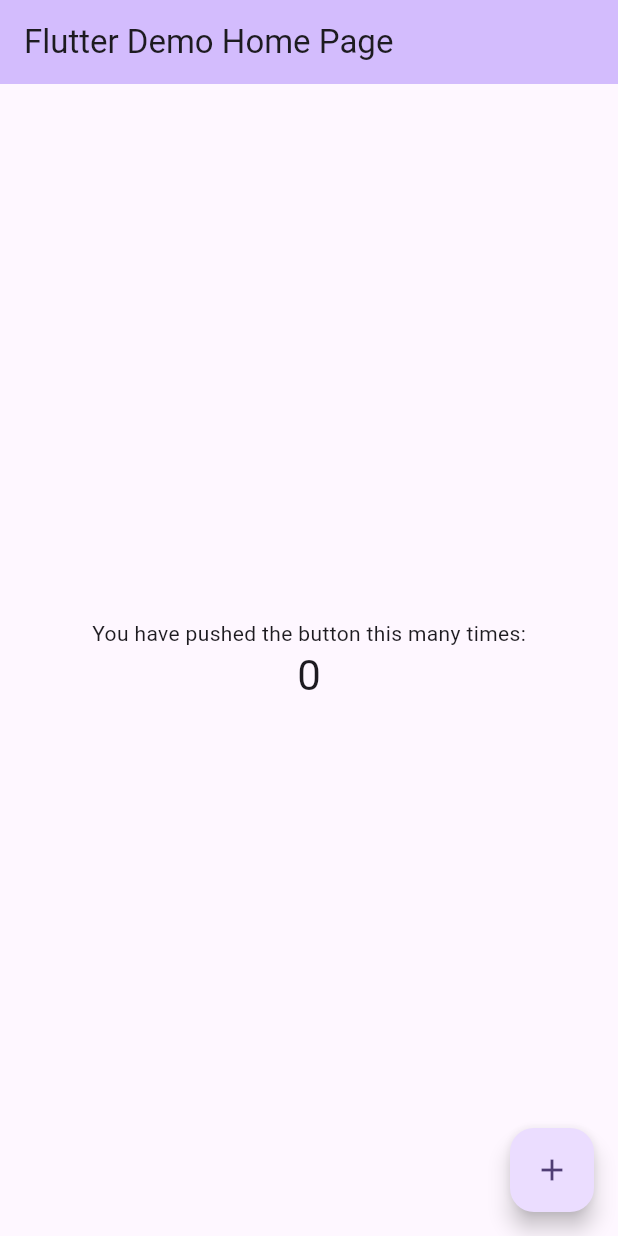
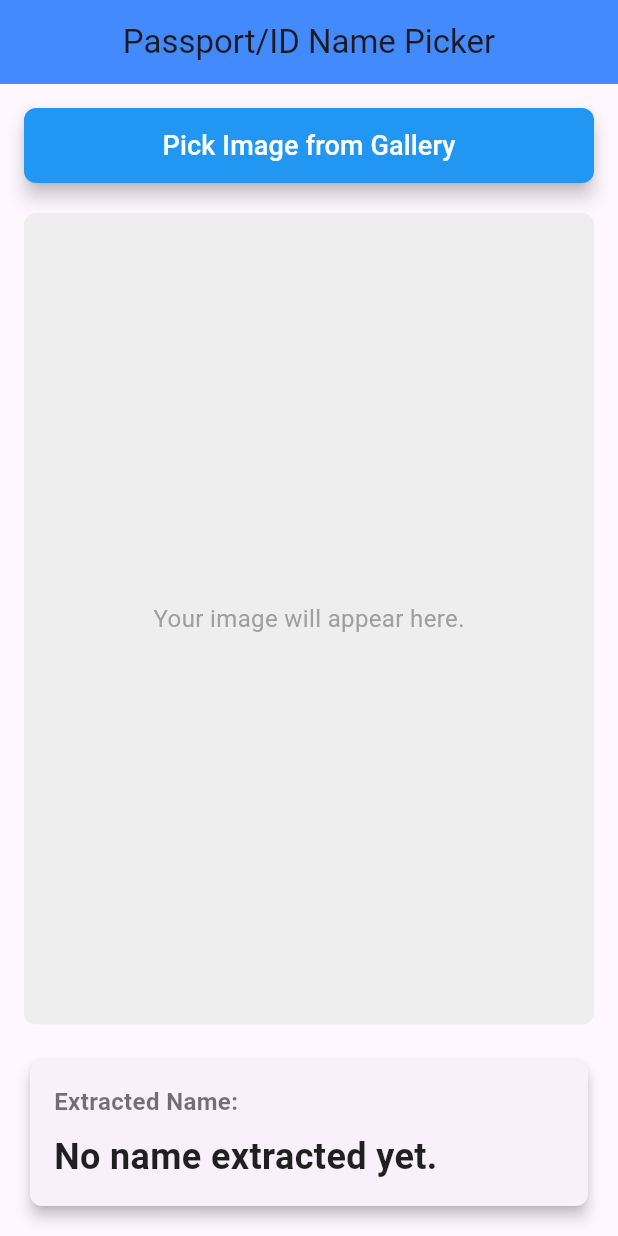
Before and after one commit to nm1999/scannerapp, a Flutter app: the screen it shows after launch, on a phone screen of 412 x 824 dp. Run offline on Flutter 3.47's test engine with Material 3 defaults, Android fonts, the phone set to English and light mode, and no system bars; our stand-ins replace image_picker; missing offline and left inert: google_mlkit_text_recognition.

Commit message:
adds processing logic of the image

```diff
--- a/lib/main.dart
+++ b/lib/main.dart
@@ -1,5 +1,7 @@
 import 'package:flutter/material.dart';
-
+import 'package:image_picker/image_picker.dart';
+import 'package:google_mlkit_text_recognition/google_mlkit_text_recognition.dart';
+import 'dart:io';
 void main() {
   runApp(const MyApp());
 }
@@ -7,116 +9,176 @@ void main() {
 class MyApp extends StatelessWidget {
   const MyApp({super.key});
 
-  // This widget is the root of your application.
   @override
   Widget build(BuildContext context) {
     return MaterialApp(
       title: 'Flutter Demo',
       theme: ThemeData(
-        // This is the theme of your application.
-        //
-        // TRY THIS: Try running your application with "flutter run". You'll see
-        // the application has a purple toolbar. Then, without quitting the app,
-        // try changing the seedColor in the colorScheme below to Colors.green
-        // and then invoke "hot reload" (save your changes or press the "hot
-        // reload" button in a Flutter-supported IDE, or press "r" if you used
-        // the command line to start the app).
-        //
-        // Notice that the counter didn't reset back to zero; the application
-        // state is not lost during the reload. To reset the state, use hot
-        // restart instead.
-        //
-        // This works for code too, not just values: Most code changes can be
-        // tested with just a hot reload.
         colorScheme: ColorScheme.fromSeed(seedColor: Colors.deepPurple),
       ),
-      home: const MyHomePage(title: 'Flutter Demo Home Page'),
+      home: const NamePickerPage(),
     );
   }
 }
 
-class MyHomePage extends StatefulWidget {
-  const MyHomePage({super.key, required this.title});
-
-  // This widget is the home page of your application. It is stateful, meaning
-  // that it has a State object (defined below) that contains fields that affect
-  // how it looks.
-
-  // This class is the configuration for the state. It holds the values (in this
-  // case the title) provided by the parent (in this case the App widget) and
-  // used by the build method of the State. Fields in a Widget subclass are
-  // always marked "final".
-
-  final String title;
+class NamePickerPage extends StatefulWidget {
+  const NamePickerPage({super.key});
 
   @override
-  State<MyHomePage> createState() => _MyHomePageState();
+  State<NamePickerPage> createState() => _NamePickerPageState();
 }
 
-class _MyHomePageState extends State<MyHomePage> {
-  int _counter = 0;
+class _NamePickerPageState extends State<NamePickerPage> {
+  // State variables to hold the selected image and the extracted name.
+  File? _pickedImage;
+  String _extractedName = 'No name extracted yet.';
+  bool _isProcessing = false;
 
-  void _incrementCounter() {
+  // Function to handle picking an image from the gallery or camera and processing it.
+  Future<void> _pickImageAndProcess() async {
     setState(() {
-      // This call to setState tells the Flutter framework that something has
-      // changed in this State, which causes it to rerun the build method below
-      // so that the display can reflect the updated values. If we changed
-      // _counter without calling setState(), then the build method would not be
-      // called again, and so nothing would appear to happen.
-      _counter++;
+      _isProcessing = true;
+      _extractedName = 'Processing...';
     });
+
+    try {
+      // Step 1: Pick an image using ImagePicker.
+      final pickedFile = await ImagePicker().pickImage(source: ImageSource.gallery);
+
+      if (pickedFile != null) {
+        _pickedImage = File(pickedFile.path);
+
+      // Step 2: Use Google ML Kit for Text Recognition (OCR).
+        final inputImage = InputImage.fromFile(_pickedImage!);
+        final textRecognizer = TextRecognizer();
+        final RecognizedText recognizedText = await textRecognizer.processImage(inputImage);
+
+        String extractedText = '';
+        for (TextBlock block in recognizedText.blocks) {
+          for (TextLine line in block.lines) {
+            extractedText += '${line.text} ';
+          }
+        }
+
+      _extractedName = extractedText.trim().isNotEmpty
+            ? 'Extracted Text:\n$extractedText'
+             : 'No text found.';
+      //
+       await textRecognizer.close();
+      } else {
+        _extractedName = 'No image selected.';
+      }
+
+      // Placeholder logic for demonstration
+      await Future.delayed(const Duration(seconds: 2));
+      _extractedName = 'Jane Doe';
+
+    } catch (e) {
+      _extractedName = 'Error: $e';
+    } finally {
+      setState(() {
+        _isProcessing = false;
+      });
+    }
   }
 
   @override
   Widget build(BuildContext context) {
-    // This method is rerun every time setState is called, for instance as done
-    // by the _incrementCounter method above.
-    //
-    // The Flutter framework has been optimized to make rerunning build methods
-    // fast, so that you can just rebuild anything that needs updating rather
-    // than having to individually change instances of widgets.
     return Scaffold(
       appBar: AppBar(
-        // TRY THIS: Try changing the color here to a specific color (to
-        // Colors.amber, perhaps?) and trigger a hot reload to see the AppBar
-        // change color while the other colors stay the same.
-        backgroundColor: Theme.of(context).colorScheme.inversePrimary,
-        // Here we take the value from the MyHomePage object that was created by
-        // the App.build method, and use it to set our appbar title.
-        title: Text(widget.title),
+        title: const Text('Passport/ID Name Picker'),
+        centerTitle: true,
+        backgroundColor: Colors.blueAccent,
       ),
-      body: Center(
-        // Center is a layout widget. It takes a single child and positions it
-        // in the middle of the parent.
+      body: Padding(
+        padding: const EdgeInsets.all(16.0),
         child: Column(
-          // Column is also a layout widget. It takes a list of children and
-          // arranges them vertically. By default, it sizes itself to fit its
-          // children horizontally, and tries to be as tall as its parent.
-          //
-          // Column has various properties to control how it sizes itself and
-          // how it positions its children. Here we use mainAxisAlignment to
-          // center the children vertically; the main axis here is the vertical
-          // axis because Columns are vertical (the cross axis would be
-          // horizontal).
-          //
-          // TRY THIS: Invoke "debug painting" (choose the "Toggle Debug Paint"
-          // action in the IDE, or press "p" in the console), to see the
-          // wireframe for each widget.
-          mainAxisAlignment: MainAxisAlignment.center,
+          crossAxisAlignment: CrossAxisAlignment.stretch,
           children: <Widget>[
-            const Text('You have pushed the button this many times:'),
-            Text(
-              '$_counter',
-              style: Theme.of(context).textTheme.headlineMedium,
+            ElevatedButton(
+              onPressed: _isProcessing ? null : _pickImageAndProcess,
+              style: ElevatedButton.styleFrom(
+                padding: const EdgeInsets.symmetric(vertical: 12.0),
+                backgroundColor: Colors.blue,
+                foregroundColor: Colors.white,
+                shape: RoundedRectangleBorder(
+                  borderRadius: BorderRadius.circular(8.0),
+                ),
+                elevation: 5,
+              ),
+              child: _isProcessing
+                  ? const CircularProgressIndicator(color: Colors.white)
+                  : const Text(
+                      'Pick Image from Gallery',
+                      style: TextStyle(fontSize: 18.0),
+                    ),
+            ),
+            const SizedBox(height: 20.0),
+            if (_pickedImage != null)
+              Expanded(
+                child: Container(
+                  decoration: BoxDecoration(
+                    border: Border.all(color: Colors.grey, width: 2),
+                    borderRadius: BorderRadius.circular(8),
+                  ),
+                  child: ClipRRect(
+                    borderRadius: BorderRadius.circular(8),
+                    child: Image.file(
+                      _pickedImage!,
+                      fit: BoxFit.contain,
+                    ),
+                  ),
+                ),
+              ),
+            if (_pickedImage == null)
+              Expanded(
+                child: Container(
+                  alignment: Alignment.center,
+                  decoration: BoxDecoration(
+                    color: Colors.grey[200],
+                    borderRadius: BorderRadius.circular(8),
+                  ),
+                  child: const Text(
+                    'Your image will appear here.',
+                    style: TextStyle(color: Colors.grey, fontSize: 16),
+                  ),
+                ),
+              ),
+            const SizedBox(height: 20.0),
+            Card(
+              elevation: 4,
+              shape: RoundedRectangleBorder(
+                borderRadius: BorderRadius.circular(8),
+              ),
+              child: Padding(
+                padding: const EdgeInsets.all(16.0),
+                child: Column(
+                  crossAxisAlignment: CrossAxisAlignment.start,
+                  children: [
+                    const Text(
+                      'Extracted Name:',
+                      style: TextStyle(
+                        fontSize: 16.0,
+                        fontWeight: FontWeight.bold,
+                        color: Colors.black54,
+                      ),
+                    ),
+                    const SizedBox(height: 8.0),
+                    Text(
+                      _extractedName,
+                      style: const TextStyle(
+                        fontSize: 24.0,
+                        fontWeight: FontWeight.w600,
+                        color: Colors.black87,
+                      ),
+                    ),
+                  ],
+                ),
+              ),
             ),
           ],
         ),
       ),
-      floatingActionButton: FloatingActionButton(
-        onPressed: _incrementCounter,
-        tooltip: 'Increment',
-        child: const Icon(Icons.add),
-      ), // This trailing comma makes auto-formatting nicer for build methods.
     );
   }
 }
--- a/pubspec.yaml
+++ b/pubspec.yaml
@@ -34,6 +34,8 @@ dependencies:
   # The following adds the Cupertino Icons font to your application.
   # Use with the CupertinoIcons class for iOS style icons.
   cupertino_icons: ^1.0.8
+  image_picker: ^1.2.0
+  google_mlkit_text_recognition: ^0.15.0
 
 dev_dependencies:
   flutter_test:
```
Also changed, not shown: pubspec.lock, 5 other files.
